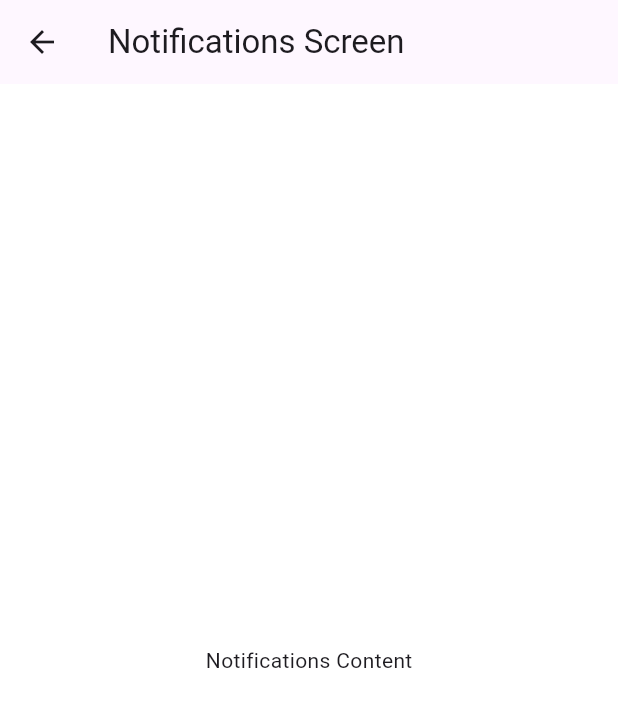
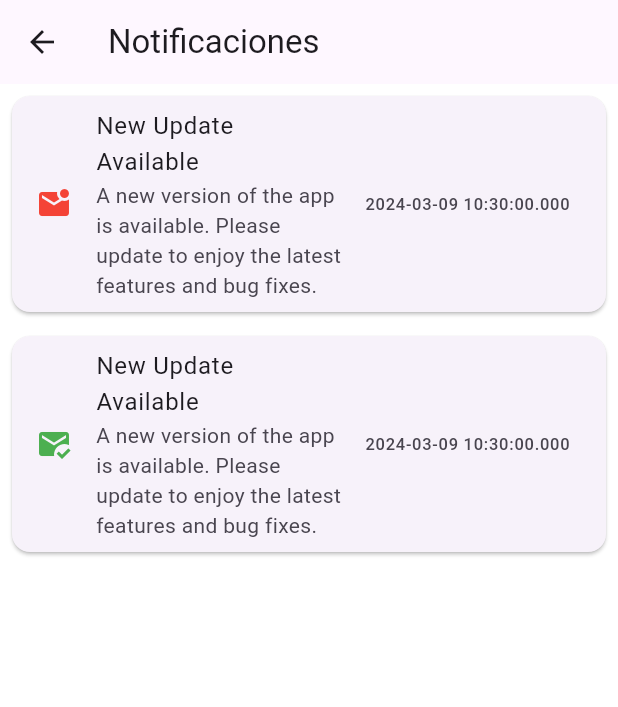
Before and after one commit to NeuronaBens/CalmbotMobile, a Flutter app: the NotificationsScreen screen opened directly, on a phone screen of 412 x 824 dp. Shown: the top 707 px of the screen. Run offline on Flutter 3.47's test engine with Material 3 defaults, Android fonts, the phone set to English and light mode, and no system bars; our stand-ins replace flutter_svg.

Commit message:
feat: notifications Screen

```diff
--- a/lib/Components/app_menu.dart
+++ b/lib/Components/app_menu.dart
@@ -2,6 +2,7 @@ import 'package:flutter/material.dart';
 
 import '../Screens/Chat/chat_screen.dart';
 import '../Screens/Favorites/favorites_screen.dart';
+import '../Screens/Notifications/notification_screen.dart';
 
 class DisplayableMenu extends StatelessWidget {
   const DisplayableMenu({super.key});
@@ -99,22 +100,6 @@ class DisplayableMenu extends StatelessWidget {
   }
 }
 
-class NotificationsScreen extends StatelessWidget {
-  const NotificationsScreen({Key? key}) : super(key: key);
-
-  @override
-  Widget build(BuildContext context) {
-    return Scaffold(
-      appBar: AppBar(
-        title: const Text('Notifications Screen'),
-      ),
-      body: const Center(
-        child: Text('Notifications Content'),
-      ),
-    );
-  }
-}
-
 class TasksScreen extends StatelessWidget {
   const TasksScreen({Key? key}) : super(key: key);
 
--- /dev/null
+++ b/lib/Screens/Notifications/notification_screen.dart
@@ -0,0 +1,71 @@
+import 'package:flutter/material.dart';
+import '../../Models/notification.dart';
+import '../../Models/student_notification.dart';
+
+final dummyNotification = NotificationC(
+  id: 1,
+  name: 'New Update Available',
+  content:
+      'A new version of the app is available. Please update to enjoy the latest features and bug fixes.',
+  dateSent: DateTime.now(),
+  adminId: 1,
+);
+
+List<StudentNotification> studentNotifications = [
+  StudentNotification(
+    id: 1,
+    notificationId: dummyNotification.id,
+    studentId: 1,
+    read: false,
+  ),
+  StudentNotification(
+    id: 2,
+    notificationId: dummyNotification.id,
+    studentId: 2,
+    read: true,
+  ),
+];
+
+class NotificationsScreen extends StatefulWidget {
+  const NotificationsScreen({super.key});
+
+  @override
+  State<NotificationsScreen> createState() => _NotificationsScreenState();
+}
+
+class _NotificationsScreenState extends State<NotificationsScreen> {
+  @override
+  Widget build(BuildContext context) {
+    return Scaffold(
+      appBar: AppBar(
+        title: const Text('Notificaciones'),
+      ),
+      body: ListView.builder(
+        itemCount: studentNotifications.length,
+        itemBuilder: (context, index) {
+          final studentNotification = studentNotifications[index];
+          final notification =
+              dummyNotification; // Assuming all notifications are the same for now
+
+          return Card(
+            margin: const EdgeInsets.all(8.0),
+            child: ListTile(
+              leading: Icon(
+                studentNotification.read
+                    ? Icons.mark_email_read
+                    : Icons.mark_email_unread,
+                color: studentNotification.read ? Colors.green : Colors.red,
+              ),
+              title: Text(notification.name),
+              subtitle: Text(notification.content),
+              trailing: Text(notification.dateSent.toString()),
+              onTap: () {
+                // Handle notification tap
+              },
+            ),
+          );
+        },
+      ),
+    );
+  }
+}
```
